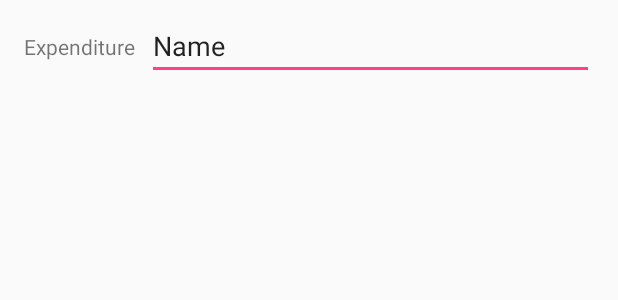
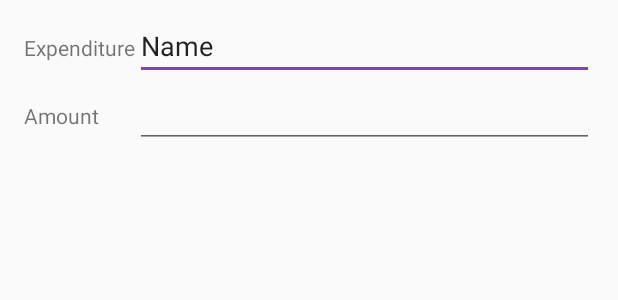
Before and after one commit to LarryHsiao/Jasmine, an Android app: the layout fragment_expenditure_create.xml on its own in the app's theme, with its tools: preview values and no code run, on a phone screen of 412 x 824 dp. Shown: the top 300 px of the screen. Run offline under Robolectric (Android 15) with nearby library versions, the phone set to English and light mode, and no system bars.

Commit message:
amount input editText in create fragment proguard rules for guava

```diff
--- a/app/src/main/java/com/silverhetch/jasmine/android/expenditure/ExpenditureListFragment.kt
+++ b/app/src/main/java/com/silverhetch/jasmine/android/expenditure/ExpenditureListFragment.kt
@@ -29,7 +29,7 @@ class ExpenditureListFragment : Fragment() {
 
     override fun onViewCreated(view: View?, savedInstanceState: Bundle?) {
         super.onViewCreated(view, savedInstanceState)
-        expenditureList_listView.adapter = ExpenditureListAdapter(model?.list!!.value!!)
+        expenditureList_listView.adapter = ExpenditureListAdapter(model?.list()!!.value!!)
         expenditureList_create.setOnClickListener {
             val activityRef = activity;
             if (activityRef is PageControl) {
--- a/app/src/main/res/layout/fragment_expenditure_create.xml
+++ b/app/src/main/res/layout/fragment_expenditure_create.xml
@@ -11,29 +11,60 @@
         android:layout_width="match_parent"
         android:layout_height="match_parent">
 
+        <TableLayout
+            android:layout_width="match_parent"
+            android:layout_height="match_parent"
+            android:layout_marginTop="8dp"
+            android:paddingEnd="16dp"
+            android:paddingStart="16dp">
+
+            <TableRow>
+
                 <TextView
                     android:id="@+id/expenditureCreate_title"
                     android:layout_width="wrap_content"
                     android:layout_height="wrap_content"
-            android:layout_marginStart="16dp"
                     android:labelFor="@id/expenditureCreate_titleEditText"
-            android:text="@string/expenditureCreate_title"
-            app:layout_constraintBottom_toBottomOf="@+id/expenditureCreate_titleEditText"
-            app:layout_constraintStart_toStartOf="parent"
-            app:layout_constraintTop_toTopOf="@+id/expenditureCreate_titleEditText" />
+                    android:text="@string/expenditureCreate_title" />
+
 
                 <EditText
                     android:id="@+id/expenditureCreate_titleEditText"
                     android:layout_width="0dp"
                     android:layout_height="wrap_content"
-            android:layout_marginEnd="16dp"
-            android:layout_marginStart="8dp"
-            android:layout_marginTop="8dp"
+                    android:layout_weight="1"
                     android:ems="10"
-            android:inputType="textPersonName"
-            app:layout_constraintEnd_toEndOf="parent"
-            app:layout_constraintStart_toEndOf="@+id/expenditureCreate_title"
-            app:layout_constraintTop_toTopOf="parent"
+                    android:lines="1"
+                    android:inputType="text"
                     tools:text="Name" />
+            </TableRow>
+
+            <TableRow>
+
+                <TextView
+                    android:id="@+id/expenditureCreate_amount"
+                    android:layout_width="wrap_content"
+                    android:labelFor="@id/expenditureCreate_amountEditText"
+                    android:layout_height="wrap_content"
+                    android:text="@string/expenditureCreate_amount"
+                    app:layout_constraintStart_toStartOf="@+id/expenditureCreate_title"
+                    app:layout_constraintTop_toBottomOf="@+id/expenditureCreate_titleEditText" />
+
+                <EditText
+                    android:id="@+id/expenditureCreate_amountEditText"
+                    android:layout_width="wrap_content"
+                    android:layout_height="wrap_content"
+                    android:inputType="numberDecimal"
+                    android:lines="1"
+                    android:layout_weight="1"
+                    app:layout_constraintStart_toStartOf="@+id/expenditureCreate_titleEditText"
+                    app:layout_constraintTop_toBottomOf="@+id/expenditureCreate_titleEditText" />
+            </TableRow>
+
+            <TableRow>
+
+            </TableRow>
+        </TableLayout>
+
     </android.support.constraint.ConstraintLayout>
 </layout>
--- a/app/src/main/res/values/colors.xml
+++ b/app/src/main/res/values/colors.xml
@@ -1,6 +1,6 @@
 <?xml version="1.0" encoding="utf-8"?>
 <resources>
-    <color name="colorPrimary">#3F51B5</color>
-    <color name="colorPrimaryDark">#303F9F</color>
-    <color name="colorAccent">#FF4081</color>
+    <color name="colorPrimary">#4a148c</color>
+    <color name="colorPrimaryDark">#12005e</color>
+    <color name="colorAccent">#7c43bd</color>
 </resources>
--- a/app/src/main/res/values/strings.xml
+++ b/app/src/main/res/values/strings.xml
@@ -2,6 +2,7 @@
     <string name="app_name">Jasmine</string>
 
     <string name="expenditureCreate_title">Expenditure</string>
+    <string name="expenditureCreate_amount">Amount</string>
 
     <string name="expenditureList_create">Create</string>
     <string name="app_confirm">Confirm</string>
```
Also changed, not shown: app/build.gradle (+6 -15 lines), app/src/main/java/com/silverhetch/jasmine/android/MainActivity.kt (+0 -14 lines), app/src/main/java/com/silverhetch/jasmine/android/expenditure/ExpenditureCreateFragment.kt (+9 -1 lines), app/src/main/java/com/silverhetch/jasmine/android/expenditure/ExpenditureListAdapter.kt (+7 -9 lines), app/src/main/java/com/silverhetch/jasmine/android/expenditure/ExpenditureListViewModel.kt (+8 -2 lines), app/src/main/java/com/silverhetch/jasmine/android/expenditure/component/RepeatTypeSelectorView.kt (added, +15 -0 lines), app/src/main/res/layout/item_expenditure.xml (+26 -6 lines), 5 other files. Lines whose indentation alone changed are shown as unchanged.
